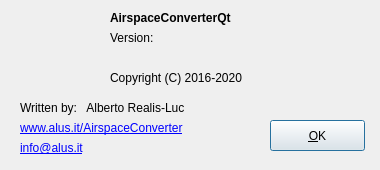
The window that AirspaceConverterQt/aboutdialog.ui (alus-it/AirspaceConverter) describes before a commit, drawn with Qt 5.
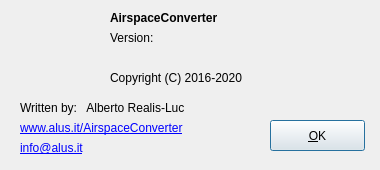
The same window after the commit. Icons and pictures are not drawn.

Commit message: Renamed application name in the about dialog

Patch:
```diff
--- a/AirspaceConverterQt/aboutdialog.ui
+++ b/AirspaceConverterQt/aboutdialog.ui
@@ -70,7 +70,7 @@
     </font>
    </property>
    <property name="text">
-    <string>AirspaceConverterQt</string>
+    <string>AirspaceConverter</string>
    </property>
   </widget>
   <widget class="QLabel" name="label_2">
```
